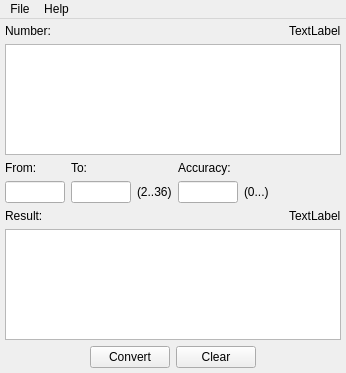
Above: MainWindow.ui from onodu/NumberConverter before the change. Below: the same form after it.
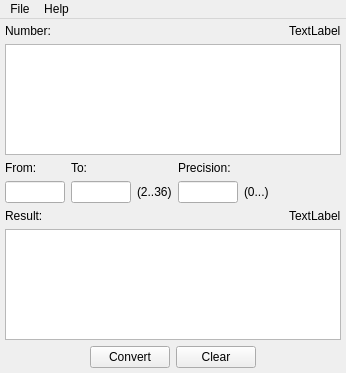
That is the form after the change.

The edit to the form file:
```diff
--- a/MainWindow.ui
+++ b/MainWindow.ui
@@ -190,7 +190,7 @@
       <item row="0" column="3">
        <widget class="QLabel" name="label_8">
         <property name="text">
-         <string>Accuracy:</string>
+         <string>Precision:</string>
         </property>
        </widget>
       </item>
```
Left out of the diff: 14 changed lines with no effect on the pictures.
